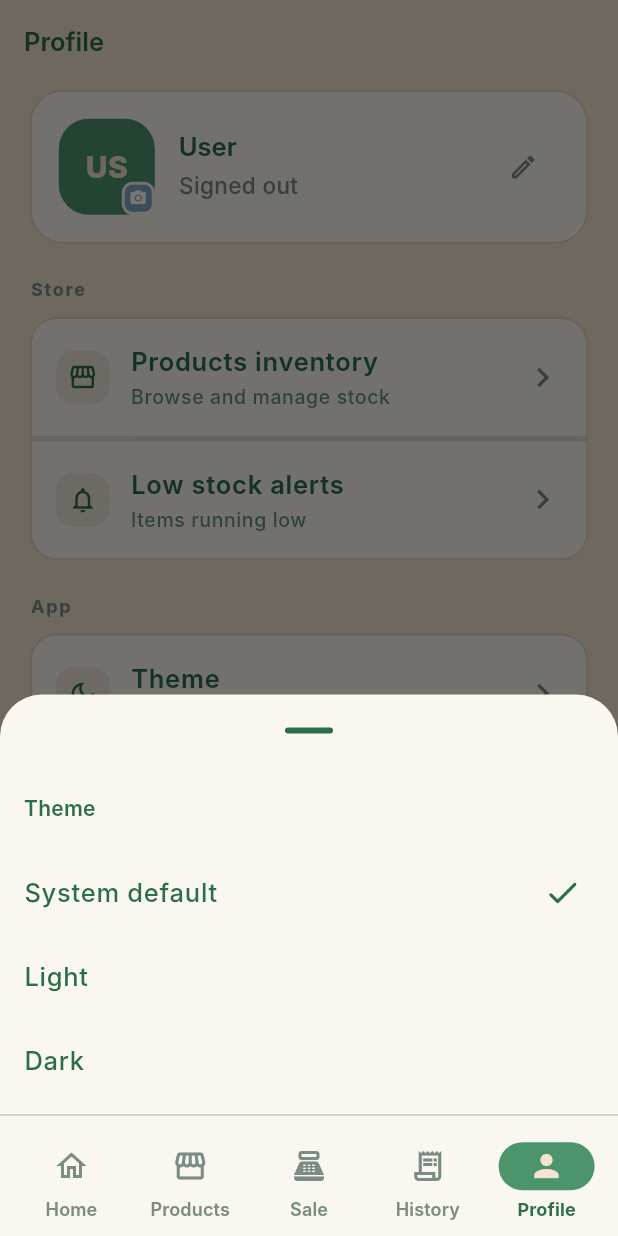
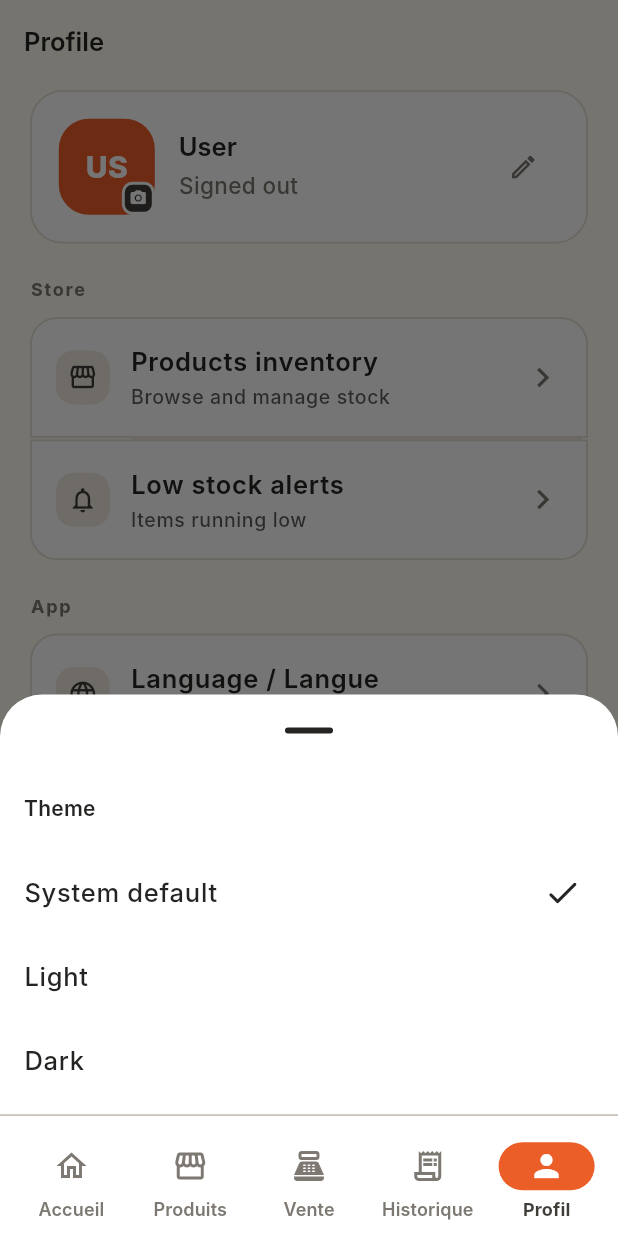
Before and after one commit to myopenducks/Yacine-Halab, a Flutter app: the ProfileTab screen opened by its route, after a tap on "Theme", on a phone screen of 412 x 824 dp. Run offline on Flutter 3.47's test engine with Material 3 defaults, Android fonts, the phone set to English and light mode, and no system bars; our stand-ins replace dio, flutter_riverpod, flutter_secure_storage, go_router, image_picker, shared_preferences; accounts and stored records are empty; network calls fail; Roboto replaces fonts that are missing (Inter).

Commit message:
feat: add English/French language selection and update color palette

```diff
--- /dev/null
+++ b/clothing-store/mobile/lib/core/l10n/app_strings.dart
@@ -0,0 +1,72 @@
+import 'package:flutter_riverpod/flutter_riverpod.dart';
+import '../providers/settings_provider.dart';
+
+class AppStrings {
+  const AppStrings(this.isFrench);
+
+  final bool isFrench;
+
+  // ── Navigation ──────────────────────────────────────────────────
+  String get navHome => isFrench ? 'Accueil' : 'Home';
+  String get navProducts => isFrench ? 'Produits' : 'Products';
+  String get navSale => isFrench ? 'Vente' : 'Sale';
+  String get navHistory => isFrench ? 'Historique' : 'History';
+  String get navProfile => isFrench ? 'Profil' : 'Profile';
+
+  // ── Dashboard ───────────────────────────────────────────────────
+  String get helloWelcome => isFrench ? 'Bonjour, Bienvenue 👋' : 'Hello, Welcome 👋';
+  String get todayOverview => isFrench ? "Aujourd'hui" : 'Today overview';
+  String get sales => isFrench ? 'Ventes' : 'Sales';
+  String get profit => isFrench ? 'Bénéfice' : 'Profit';
+  String get itemsSold => isFrench ? 'Articles vendus' : 'Items sold';
+  String get lowStock => isFrench ? 'Stock faible' : 'Low stock';
+  String get stockByCategory => isFrench ? 'Stock par catégorie' : 'Stock by category';
+  String get quickActions => isFrench ? 'Actions rapides' : 'Quick actions';
+  String get newSale => isFrench ? 'Nouvelle vente' : 'New sale';
+  String get addProduct => isFrench ? 'Ajouter produit' : 'Add product';
+
+  // ── Periods ─────────────────────────────────────────────────────
+  String get today => isFrench ? "Aujourd'hui" : 'Today';
+  String get week => isFrench ? 'Semaine' : 'Week';
+  String get month => isFrench ? 'Mois' : 'Month';
+  String get pickMonth => isFrench ? 'Choisir mois' : 'Pick month';
+  String get range => isFrench ? 'Période' : 'Range';
+  String get all => isFrench ? 'Tout' : 'All';
+  String get debts => isFrench ? 'Dettes' : 'Debts';
+
+  // ── Sales & Cart ────────────────────────────────────────────────
+  String get searchProducts => isFrench ? 'Rechercher des produits…' : 'Search products…';
+  String get cartItems => isFrench ? 'Articles du panier' : 'Cart items';
+  String get confirmSale => isFrench ? 'Confirmer la vente' : 'Confirm Sale';
+  String get customerName => isFrench ? 'Nom du client' : 'Customer Name';
+  String get notes => isFrench ? 'Notes / Remarques' : 'Notes';
+  String get amountPaid => isFrench ? 'Montant payé (DA)' : 'Amount Paid (DA)';
+  String get outstandingDebt => isFrench ? 'Dette restante' : 'Outstanding Debt';
+  String get paid => isFrench ? 'Payé' : 'Paid';
+  String get due => isFrench ? 'Restant' : 'Due';
+  String get recordPayment => isFrench ? 'Enregistrer paiement' : 'Record Payment';
+  String get markFullyPaid => isFrench ? 'Marquer comme payé' : 'Mark as Fully Paid';
+  String get availableProducts => isFrench ? 'Produits disponibles' : 'Available Products';
+  String get inStock => isFrench ? 'En stock' : 'In stock';
+  String get outOfStock => isFrench ? 'Rupture de stock' : 'Out of stock';
+
+  // ── Profile & Settings ──────────────────────────────────────────
+  String get store => isFrench ? 'Boutique' : 'Store';
+  String get appSettings => isFrench ? 'Application' : 'App';
+  String get theme => isFrench ? 'Thème' : 'Theme';
+  String get language => isFrench ? 'Langue' : 'Language';
+  String get about => isFrench ? 'À propos' : 'About';
+  String get signOut => isFrench ? 'Se déconnecter' : 'Sign Out';
+  String get productsInventory => isFrench ? 'Inventaire des produits' : 'Products inventory';
+  String get lowStockAlerts => isFrench ? 'Alertes stock faible' : 'Low stock alerts';
+  String get english => 'English 🇬🇧';
+  String get french => 'Français 🇫🇷';
+  String get systemDefault => isFrench ? 'Système par défaut' : 'System default';
+  String get light => isFrench ? 'Clair' : 'Light';
+  String get dark => isFrench ? 'Sombre' : 'Dark';
+}
+
+final appStringsProvider = Provider<AppStrings>((ref) {
+  final locale = ref.watch(localeProvider);
+  return AppStrings(locale.languageCode == 'fr');
+});
--- a/clothing-store/mobile/lib/core/theme/app_colors.dart
+++ b/clothing-store/mobile/lib/core/theme/app_colors.dart
@@ -1,61 +1,64 @@
 import 'package:flutter/material.dart';
 
-/// Centralized boutique palette — use these tokens instead of raw hex in widgets.
+/// Centralized boutique palette using the tailored brand colors:
+/// - Warm Alabaster: #FFFCF2
+/// - Pale Silver / Border: #CCC5B9
+/// - Dark Slate / Charcoal: #403D39
+/// - Deep Espresso / Jet: #252422
+/// - Vibrant Tangerine / Flame: #EB5E28
 class AppColors {
   AppColors._();
 
   // ── Brand palette ──────────────────────────────────────────────
-  static const Color surfaceLight = Color(0xFFF3E3D0); // warm linen
-  static const Color accent = Color(0xFFAACDDC);       // soft blue-grey
-  static const Color primary = Color(0xFF4C956C);      // boutique green
-  static const Color secondary = Color(0xFF2C6E49);    // deep forest green
-  static const Color terracotta = Color(0xFFD68C45);   // warm amber
+  static const Color surfaceLight = Color(0xFFFFFCF2); // Warm alabaster
+  static const Color dark = Color(0xFF252422);         // Deep espresso/jet
+  static const Color secondary = Color(0xFF403D39);    // Dark slate charcoal
+  static const Color accent = Color(0xFFEB5E28);       // Flame tangerine
+  static const Color primary = Color(0xFFEB5E28);      // Primary brand accent
+  static const Color sandTaupe = Color(0xFFCCC5B9);    // Pale silver taupe
+  static const Color terracotta = Color(0xFFEB5E28);   // Flame accent
 
   // ── Extended palette ────────────────────────────────────────────
-  static const Color skyBlue = Color(0xFF81A6C6);      // muted sky blue
-  static const Color softBlue = Color(0xFFAACDDC);     // pale blue
-  static const Color warmLinen = Color(0xFFF3E3D0);    // warm linen/background
-  static const Color sandTaupe = Color(0xFFD2C4B4);    // soft taupe/muted sand
-
-  /// Primary dark text / dark UI surfaces.
-  static const Color dark = secondary;
+  static const Color skyBlue = Color(0xFF403D39);
+  static const Color softBlue = Color(0xFFCCC5B9);
+  static const Color warmLinen = Color(0xFFFFFCF2);
 
   // ── Semantic surfaces ──────────────────────────────────────────
-  static const Color card = Color(0xFFFAF6F0);
-  static const Color cardDark = Color(0xFF2C6E49);
-  static const Color inputFill = Color(0xFFFDF9F5);
-  static const Color inputFillDark = Color(0xFF245A3C);
+  static const Color card = Color(0xFFFFFFFF);
+  static const Color cardDark = Color(0xFF2E2C2A);
+  static const Color inputFill = Color(0xFFF9F7F0);
+  static const Color inputFillDark = Color(0xFF33312F);
 
   // ── Semantic text ──────────────────────────────────────────────
-  static const Color onPrimary = Color(0xFFF3E3D0);
-  static const Color onDark = Color(0xFFF3E3D0);
-  static const Color textMuted = Color(0xFF7A8C84);
-  static const Color textMutedDark = Color(0xFFAACDDC);
+  static const Color onPrimary = Color(0xFFFFFFFF);
+  static const Color onDark = Color(0xFFFFFCF2);
+  static const Color textMuted = Color(0xFF7D7871);
+  static const Color textMutedDark = Color(0xFFCCC5B9);
 
   // ── Borders & dividers ─────────────────────────────────────────
-  static const Color border = Color(0xFFD2C4B4);
-  static const Color borderDark = Color(0xFF4C956C);
-  static const Color divider = Color(0xFFE0D4C8);
-  static const Color dividerDark = Color(0xFF3A8058);
+  static const Color border = Color(0xFFCCC5B9);
+  static const Color borderDark = Color(0xFF403D39);
+  static const Color divider = Color(0xFFE6DFD5);
+  static const Color dividerDark = Color(0xFF403D39);
 
   // ── Functional ─────────────────────────────────────────────────
-  static const Color danger = Color(0xFFC45C4C);
-  static const Color debtRed = Color(0xFFD94F4F);
-  static const Color warning = terracotta;
-  static const Color success = primary;
+  static const Color danger = Color(0xFFD94F4F);
+  static const Color debtRed = Color(0xFFE63946);
+  static const Color warning = Color(0xFFE76F51);
+  static const Color success = Color(0xFF2A9D8F);
 
-  // ── Legacy aliases (keeps existing widgets on-theme) ───────────
+  // ── Aliases ───────────────────────────────────────────────────
   static const Color black = dark;
   static const Color white = card;
   static const Color gray900 = dark;
-  static const Color gray800 = Color(0xFF245A3C);
-  static const Color gray700 = Color(0xFF3A7060);
-  static const Color gray600 = Color(0xFF5A7A6C);
+  static const Color gray800 = Color(0xFF33312F);
+  static const Color gray700 = Color(0xFF403D39);
+  static const Color gray600 = Color(0xFF6B655E);
   static const Color gray500 = textMuted;
-  static const Color gray400 = Color(0xFF9AADA4);
+  static const Color gray400 = Color(0xFF9E978E);
   static const Color gray300 = border;
   static const Color gray200 = divider;
-  static const Color gray100 = Color(0xFFEDE5DC);
+  static const Color gray100 = Color(0xFFF2ECE1);
   static const Color gray050 = surfaceLight;
   static const Color star = warning;
 
@@ -64,7 +67,7 @@ class AppColors {
       brightness == Brightness.light ? primary : accent;
 
   static Color chipSelectedFg(Brightness brightness) =>
-      brightness == Brightness.light ? onPrimary : dark;
+      brightness == Brightness.light ? onPrimary : onDark;
 
   static Color chipUnselectedBg(Brightness brightness) =>
       brightness == Brightness.light ? card : cardDark;
--- a/clothing-store/mobile/lib/features/dashboard/presentation/home_shell.dart
+++ b/clothing-store/mobile/lib/features/dashboard/presentation/home_shell.dart
@@ -2,6 +2,7 @@ import 'package:flutter/material.dart';
 import 'package:flutter_riverpod/flutter_riverpod.dart';
 import 'package:go_router/go_router.dart';
 
+import '../../../core/l10n/app_strings.dart';
 import '../../../core/theme/app_colors.dart';
 import '../../sales/providers/sales_history_provider.dart';
 
@@ -9,40 +10,6 @@ class HomeShell extends ConsumerWidget {
   const HomeShell({super.key, required this.navigationShell});
 
   final StatefulNavigationShell navigationShell;
-
-  static const List<TabConfig> tabs = [
-    TabConfig(
-      label: 'Home',
-      icon: Icons.home_outlined,
-      activeIcon: Icons.home,
-      location: '/',
-    ),
-    TabConfig(
-      label: 'Products',
-      icon: Icons.storefront_outlined,
-      activeIcon: Icons.storefront,
-      location: '/products',
-    ),
-    TabConfig(
-      label: 'Sale',
-      icon: Icons.point_of_sale_outlined,
-      activeIcon: Icons.point_of_sale,
-      location: '/cart',
-    ),
-    TabConfig(
-      label: 'History',
-      icon: Icons.receipt_long_outlined,
-      activeIcon: Icons.receipt_long,
-      location: '/history',
-      hasDebtBadge: true,
-    ),
-    TabConfig(
-      label: 'Profile',
-      icon: Icons.person_outline,
-      activeIcon: Icons.person,
-      location: '/profile',
-    ),
-  ];
 
   void _goToBranch(int index) {
     navigationShell.goBranch(
@@ -53,10 +20,44 @@ class HomeShell extends ConsumerWidget {
 
   @override
   Widget build(BuildContext context, WidgetRef ref) {
-    final theme = Theme.of(context);
-    final isLight = theme.brightness == Brightness.light;
+    final isLight = Theme.of(context).brightness == Brightness.light;
+    final strings = ref.watch(appStringsProvider);
     final debtCount = ref.watch(debtBadgeCountProvider);
     final hasDebt = debtCount.valueOrNull != null && debtCount.valueOrNull! > 0;
+
+    final tabs = [
+      TabConfig(
+        label: strings.navHome,
+        icon: Icons.home_outlined,
+        activeIcon: Icons.home,
+        location: '/',
+      ),
+      TabConfig(
+        label: strings.navProducts,
+        icon: Icons.storefront_outlined,
+        activeIcon: Icons.storefront,
+        location: '/products',
+      ),
+      TabConfig(
+        label: strings.navSale,
+        icon: Icons.point_of_sale_outlined,
+        activeIcon: Icons.point_of_sale,
+        location: '/cart',
+      ),
+      TabConfig(
+        label: strings.navHistory,
+        icon: Icons.receipt_long_outlined,
+        activeIcon: Icons.receipt_long,
+        location: '/history',
+        hasDebtBadge: true,
+      ),
+      TabConfig(
+        label: strings.navProfile,
+        icon: Icons.person_outline,
+        activeIcon: Icons.person,
+        location: '/profile',
+      ),
+    ];
 
     return Scaffold(
       body: navigationShell,
@@ -65,7 +66,7 @@ class HomeShell extends ConsumerWidget {
           color: isLight ? AppColors.white : AppColors.gray900,
           border: Border(
             top: BorderSide(
-              color: isLight ? AppColors.gray200 : AppColors.gray800,
+              color: isLight ? AppColors.border : AppColors.borderDark,
               width: 1,
             ),
           ),
--- a/clothing-store/mobile/lib/features/dashboard/presentation/tabs/profile_tab.dart
+++ b/clothing-store/mobile/lib/features/dashboard/presentation/tabs/profile_tab.dart
@@ -118,6 +118,50 @@ class ProfileTab extends ConsumerWidget {
                   await ref
                       .read(settingsProvider.notifier)
                       .setThemeMode(ThemeMode.dark);
+                  if (ctx.mounted) Navigator.pop(ctx);
+                },
+              ),
+              const SizedBox(height: 8),
+            ],
+          ),
+        );
+      },
+    );
+  }
+
+  void _openLanguageSheet(BuildContext context, WidgetRef ref) {
+    final current = ref.read(localeProvider);
+    showModalBottomSheet<void>(
+      context: context,
+      showDragHandle: true,
+      builder: (ctx) {
+        return SafeArea(
+          child: Column(
+            mainAxisSize: MainAxisSize.min,
+            children: [
+              ListTile(
+                title: Text(
+                  'Language / Langue',
+                  style: Theme.of(ctx).textTheme.titleMedium,
+                ),
+              ),
+              _ThemeOptionTile(
+                label: 'Français 🇫🇷 (Défaut)',
+                selected: current.languageCode == 'fr',
+                onTap: () async {
+                  await ref
+                      .read(settingsProvider.notifier)
+                      .setLocale(const Locale('fr'));
+                  if (ctx.mounted) Navigator.pop(ctx);
+                },
+              ),
+              _ThemeOptionTile(
+                label: 'English 🇬🇧',
+                selected: current.languageCode == 'en',
+                onTap: () async {
+                  await ref
+                      .read(settingsProvider.notifier)
+                      .setLocale(const Locale('en'));
                   if (ctx.mounted) Navigator.pop(ctx);
                 },
               ),
@@ -322,6 +366,15 @@ class ProfileTab extends ConsumerWidget {
           _SectionTitle(label: 'App', isLight: isLight),
           const SizedBox(height: 10),
           _TileRow(
+            label: 'Language / Langue',
+            subtitle: ref.watch(localeProvider).languageCode == 'fr'
+                ? 'Français 🇫🇷'
+                : 'English 🇬🇧',
+            icon: Icons.language_rounded,
+            isDivider: true,
+            onTap: () => _openLanguageSheet(context, ref),
+          ),
+          _TileRow(
             label: 'Theme',
             subtitle: 'Light, dark, or system',
             icon: Icons.dark_mode_outlined,
```
Also changed, not shown: clothing-store/mobile/lib/core/providers/settings_provider.dart (+18 -2 lines), clothing-store/mobile/lib/main.dart (+4 -3 lines).
